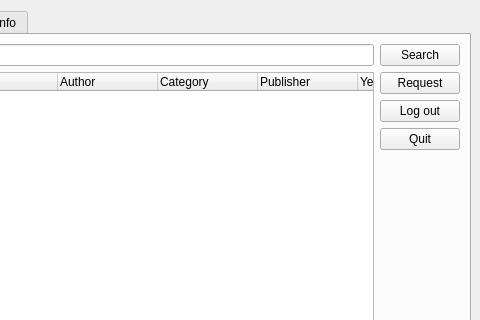
Before: the Qt Designer form guilibrarian.ui in vudaoanhtuan/libpro_v2, drawn with Qt 5; both pictures show x 163 to 643 and y 0 to 320 of the 643 by 409 pixel window.
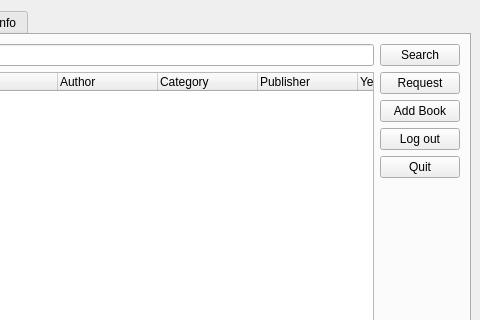
After: the same form once the commit is applied.

Commit message: Add "Add Book" for Librarian

The edit to the form file:
```diff
--- a/guilibrarian.ui
+++ b/guilibrarian.ui
@@ -89,6 +89,13 @@
               </property>
              </widget>
             </item>
+            <item>
+             <widget class="QPushButton" name="butAddBook">
+              <property name="text">
+               <string>Add Book</string>
+              </property>
+             </widget>
+            </item>
             <item>
              <widget class="QPushButton" name="butLogout">
               <property name="text">
```
The commit also changes 10 other files.
